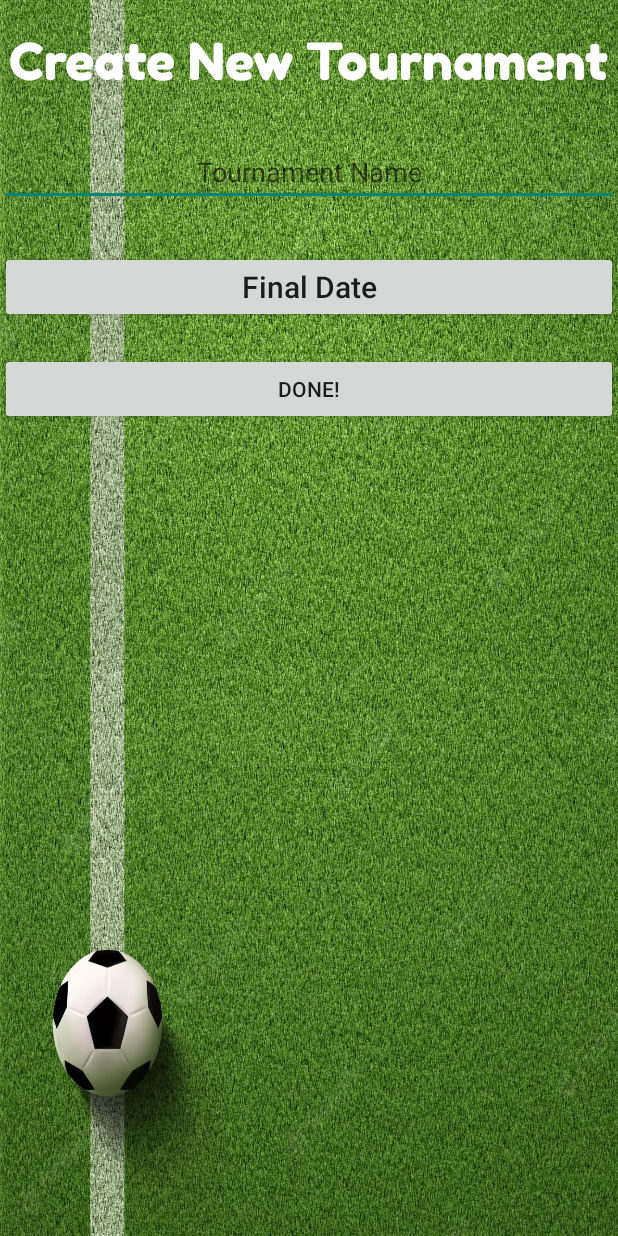
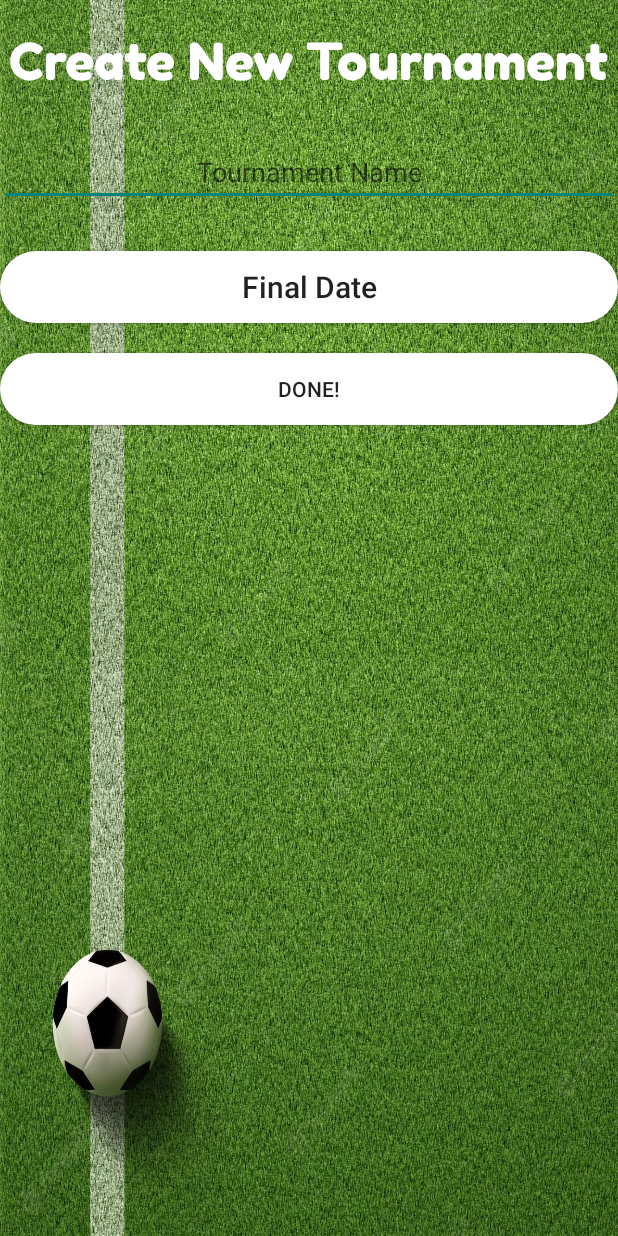
Before and after one commit to ohad1s/Champions-bet-app, an Android app: the CreateNewTournament screen opened directly, with no data from a screen before it, on a phone screen of 412 x 824 dp. Run offline under Robolectric (Android 15) with nearby library versions, the phone set to English and light mode, and no system bars; our stand-ins replace Firebase (no records; nobody signed in at launch, a user with empty details on screens opened directly).

Commit message:
change button color

```diff
--- /dev/null
+++ b/app/src/main/res/drawable-v24/button_bg_white.xml
@@ -0,0 +1,5 @@
+<?xml version="1.0" encoding="utf-8"?>
+<shape xmlns:android="http://schemas.android.com/apk/res/android">
+<solid android:color="#FFFFFF"/>
+    <corners android:radius="@android:dimen/app_icon_size"/>
+</shape>
--- a/app/src/main/res/layout/activity_create_new_tournament.xml
+++ b/app/src/main/res/layout/activity_create_new_tournament.xml
@@ -35,21 +35,22 @@
         android:layout_height="wrap_content"
         android:layout_below="@+id/tournamentName"
         android:layout_marginTop="30dp"
+        android:background="@drawable/button_bg_white"
+        android:inputType="date"
+        android:onClick="openDatePicker"
         android:text="Final Date"
-        android:textSize="20dp"
-        android:onClick="openDatePicker"
-        android:inputType="date"/>
+        android:textSize="20dp" />
 
     <Button
         android:id="@+id/doneButton"
         android:layout_width="match_parent"
         android:layout_height="wrap_content"
         android:layout_below="@+id/finalDate"
-        android:layout_centerHorizontal="true"
-        android:layout_centerVertical="true"
+        android:layout_centerInParent="true"
         android:layout_marginTop="20dp"
+        android:background="@drawable/button_bg_white"
         android:gravity="center"
-        android:text="Done!"
-        android:onClick="onClickDoneButton"/>
+        android:onClick="onClickDoneButton"
+        android:text="Done!" />
 
 </RelativeLayout>
--- a/app/src/main/res/layout/activity_game_player.xml
+++ b/app/src/main/res/layout/activity_game_player.xml
@@ -62,6 +62,7 @@
         android:layout_centerVertical="true"
         android:layout_marginTop="20dp"
         android:gravity="center"
+        android:background="@drawable/button_bg_white"
         android:onClick="SaveGame"
         android:text="Save" />
 
--- a/app/src/main/res/layout/activity_join_tor_by_token.xml
+++ b/app/src/main/res/layout/activity_join_tor_by_token.xml
@@ -42,6 +42,7 @@
         android:layout_centerVertical="true"
         android:layout_marginTop="20dp"
         android:gravity="center"
+        android:background="@drawable/button_bg_white"
         android:onClick="onClickEnterButton"
         android:text="Enter" />
 
--- a/app/src/main/res/layout/activity_main.xml
+++ b/app/src/main/res/layout/activity_main.xml
@@ -22,7 +22,7 @@
 
     <Button
         android:id="@+id/manager"
-        android:layout_width="wrap_content"
+        android:layout_width="200dp"
         android:layout_height="wrap_content"
         android:onClick="onClickManager"
         android:text="@string/manager"
@@ -37,7 +37,7 @@
 
     <Button
         android:id="@+id/player"
-        android:layout_width="wrap_content"
+        android:layout_width="200dp"
         android:layout_height="wrap_content"
         android:onClick="onClickPlayer"
         android:shape="rectangle"
--- a/app/src/main/res/layout/activity_manager_main.xml
+++ b/app/src/main/res/layout/activity_manager_main.xml
@@ -27,6 +27,7 @@
         android:layout_height="wrap_content"
         android:layout_below="@+id/welcomeManager"
         android:layout_marginTop="20dp"
+        android:background="@drawable/button_bg_white"
         android:text="+ Create a New Competition +"
         android:layout_centerVertical="true"
         />
--- a/app/src/main/res/layout/activity_manger_login.xml
+++ b/app/src/main/res/layout/activity_manger_login.xml
@@ -22,7 +22,7 @@
         android:layout_below="@+id/passwordManager"
         android:layout_centerInParent="true"
         android:layout_marginTop="5dp"
-        android:background="@drawable/button_bg_green"
+        android:background="@drawable/button_bg_yellow"
         android:onClick="onClickManagerLogin"
         android:text="Login"
 
@@ -37,7 +37,7 @@
         android:layout_height="wrap_content"
         android:layout_centerInParent="true"
         android:layout_marginTop="20dp"
-        android:background="@drawable/button_bg_green"
+        android:background="@drawable/button_bg_yellow"
         android:gravity="center"
         android:textStyle="bold"
         android:text="Register" />
--- a/app/src/main/res/layout/activity_player_login.xml
+++ b/app/src/main/res/layout/activity_player_login.xml
@@ -23,7 +23,7 @@
         android:layout_centerInParent="true"
         android:textStyle="bold"
         android:text="Login"
-        android:background="@drawable/button_bg_green"
+        android:background="@drawable/button_bg_yellow"
 
         />
 
@@ -35,7 +35,7 @@
         android:layout_height="wrap_content"
         android:layout_centerInParent="true"
         android:layout_marginTop="20dp"
-        android:background="@drawable/button_bg_green"
+        android:background="@drawable/button_bg_yellow"
         android:gravity="center"
         android:textStyle="bold"
         android:text="Register"
--- a/app/src/main/res/layout/activity_player_main.xml
+++ b/app/src/main/res/layout/activity_player_main.xml
@@ -26,6 +26,7 @@
         android:layout_height="wrap_content"
         android:layout_below="@+id/welcomePlayer"
         android:layout_marginTop="20dp"
+        android:background="@drawable/button_bg_white"
         android:text="+ Join a New Tournament +"
         android:layout_centerVertical="true"
         />
--- a/app/src/main/res/layout/activity_tournament_page.xml
+++ b/app/src/main/res/layout/activity_tournament_page.xml
@@ -68,6 +68,7 @@
         android:layout_below="@+id/wayTeam"
         android:layout_marginTop="20dp"
         android:inputType="date"
+        android:background="@drawable/button_bg_white"
         android:onClick="openDatePicker"
         android:text="Last Date for betting"
         android:textSize="10dp" />
@@ -78,6 +79,7 @@
         android:layout_height="wrap_content"
         android:layout_below="@+id/finalDate"
         android:layout_centerHorizontal="true"
+        android:background="@drawable/button_bg_white"
         android:layout_centerVertical="true"
         android:layout_marginTop="10dp"
         android:gravity="center"
@@ -91,6 +93,7 @@
         android:layout_below="@+id/addGameButton"
         android:layout_centerHorizontal="true"
         android:layout_centerVertical="true"
+        android:background="@drawable/button_bg_white"
         android:layout_marginTop="10dp"
         android:gravity="center"
         android:onClick="onClickEditGames"
@@ -100,6 +103,7 @@
         android:id="@+id/LeaderBoardButton"
         android:layout_width="match_parent"
         android:layout_height="wrap_content"
+        android:background="@drawable/button_bg_white"
         android:layout_below="@+id/Games_list"
         android:layout_centerHorizontal="true"
         android:layout_centerVertical="true"
--- a/app/src/main/res/layout/activity_user_tor_page.xml
+++ b/app/src/main/res/layout/activity_user_tor_page.xml
@@ -28,6 +28,7 @@
         android:layout_centerHorizontal="true"
         android:layout_centerVertical="true"
         android:layout_marginTop="30dp"
+        android:background="@drawable/button_bg_white"
         android:gravity="center"
         android:onClick="onClickLeaderboard"
         android:text="LeaderBoard" />
```
Also changed, not shown: app/src/main/res/layout/activity_game_manager.xml (+8 -0 lines), app/src/main/res/layout/activity_manager_register.xml (+6 -7 lines), app/src/main/res/layout/activity_player_register.xml (+6 -7 lines), app/src/main/res/drawable/button_bg_yellow.xml (renamed from app/src/main/res/drawable/button_bg_green.xml).
